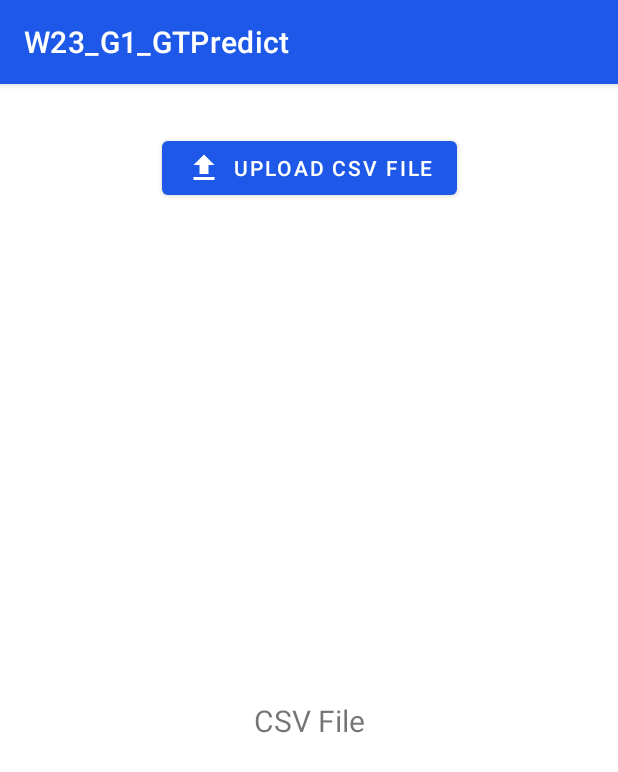
After one commit to Pamudithat/W23_G1_GTPredict, an Android app: the upload_file screen opened directly, with no data from a screen before it, on a phone screen of 412 x 824 dp. The commit adds this screen. Shown: the top 772 px of the screen. Run offline under Robolectric (Android 15) with nearby library versions, the phone set to English and light mode, and no system bars.

Commit message:
Upload CSV

```diff
--- /dev/null
+++ b/app/src/main/res/drawable/baseline_file_upload_24.xml
@@ -0,0 +1,5 @@
+<vector android:height="24dp" android:tint="#000000"
+    android:viewportHeight="24" android:viewportWidth="24"
+    android:width="24dp" xmlns:android="http://schemas.android.com/apk/res/android">
+    <path android:fillColor="@android:color/white" android:pathData="M9,16h6v-6h4l-7,-7 -7,7h4zM5,18h14v2L5,20z"/>
+</vector>
--- /dev/null
+++ b/app/src/main/res/layout/activity_upload_file.xml
@@ -0,0 +1,49 @@
+<?xml version="1.0" encoding="utf-8"?>
+<androidx.constraintlayout.widget.ConstraintLayout xmlns:android="http://schemas.android.com/apk/res/android"
+    xmlns:app="http://schemas.android.com/apk/res-auto"
+    xmlns:tools="http://schemas.android.com/tools"
+    android:layout_width="match_parent"
+    android:layout_height="match_parent"
+    tools:context=".MainActivity">
+
+    <Button
+        android:id="@+id/button"
+        android:layout_width="wrap_content"
+        android:layout_height="wrap_content"
+        android:layout_alignParentEnd="true"
+        android:layout_alignParentBottom="true"
+        android:layout_marginTop="32dp"
+        android:text="Upload CSV File"
+        app:icon="@drawable/baseline_file_upload_24"
+        app:layout_constraintEnd_toEndOf="parent"
+        app:layout_constraintStart_toStartOf="parent"
+        app:layout_constraintTop_toTopOf="parent" />
+
+    <HorizontalScrollView
+        android:layout_width="wrap_content"
+        android:layout_height="wrap_content"
+        android:layout_centerInParent="true"
+        android:padding="30dp"
+        app:layout_constraintBottom_toBottomOf="parent"
+        app:layout_constraintEnd_toEndOf="parent"
+        app:layout_constraintStart_toStartOf="parent"
+        app:layout_constraintTop_toBottomOf="@+id/button">
+
+        <ScrollView
+            android:layout_width="wrap_content"
+            android:layout_height="wrap_content">
+
+            <TextView
+                android:id="@+id/csvtext"
+                android:layout_width="wrap_content"
+                android:layout_height="wrap_content"
+                android:maxHeight="400dp"
+                android:text="CSV File"
+                android:textSize="20dp" />
+        </ScrollView>
+
+    </HorizontalScrollView>
+
+
+
+</androidx.constraintlayout.widget.ConstraintLayout>
--- a/app/src/main/res/menu/main_menu.xml
+++ b/app/src/main/res/menu/main_menu.xml
@@ -4,8 +4,11 @@
         <item android:id="@+id/nav_chart" android:title="Display Chart"
             android:icon="@drawable/baseline_stacked_line_chart_24"/>
 
-        <item android:id="@+id/nav_download" android:title="Import/Export CSV"
+        <item android:id="@+id/nav_download" android:title="Export CSV"
             android:icon="@drawable/baseline_download_24"/>
+
+        <item android:id="@+id/nav_upload" android:title="Import CSV"
+            android:icon="@drawable/baseline_file_upload_24"/>
 
         <item android:id="@+id/nav_share" android:title="Share"
             android:icon="@drawable/baseline_share_24"/>
```
Also changed, not shown: app/src/main/AndroidManifest.xml (+8 -2 lines), app/src/main/java/com/example/w23_g1_gtpredict/QuickPredResults.java (+11 -0 lines), app/src/main/java/com/example/w23_g1_gtpredict/upload_file.java (added, +130 -0 lines), app/src/main/res/drawable-v24/download.jpg (added), app/src/main/res/drawable-v24/upload.jpg (added).
